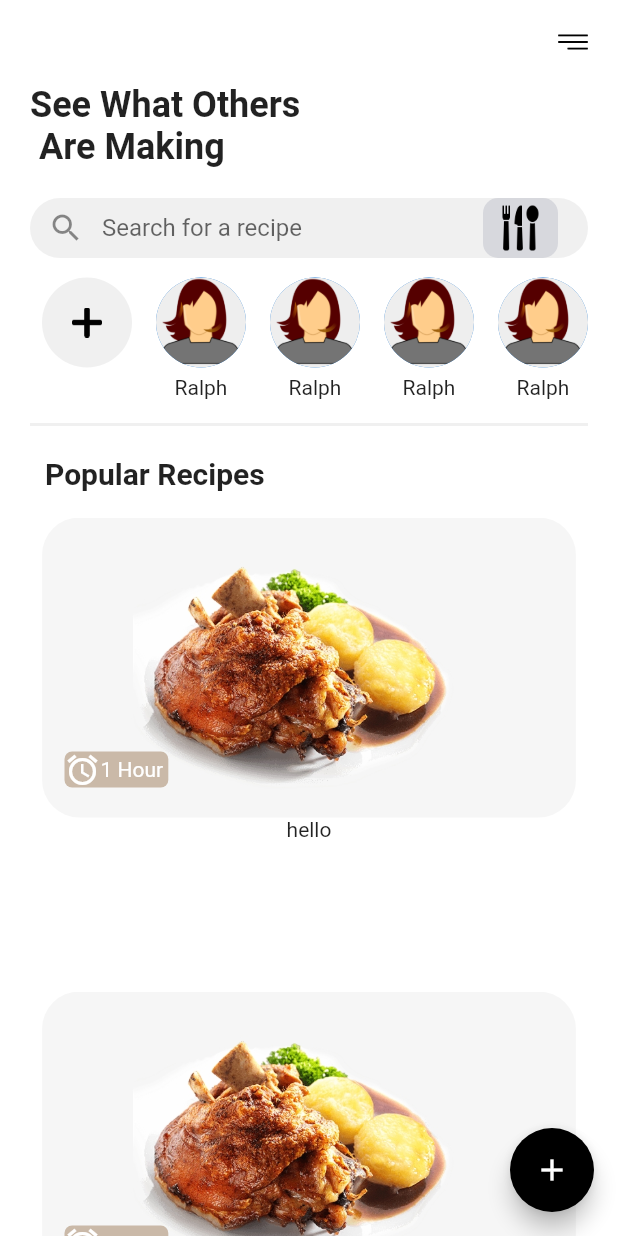
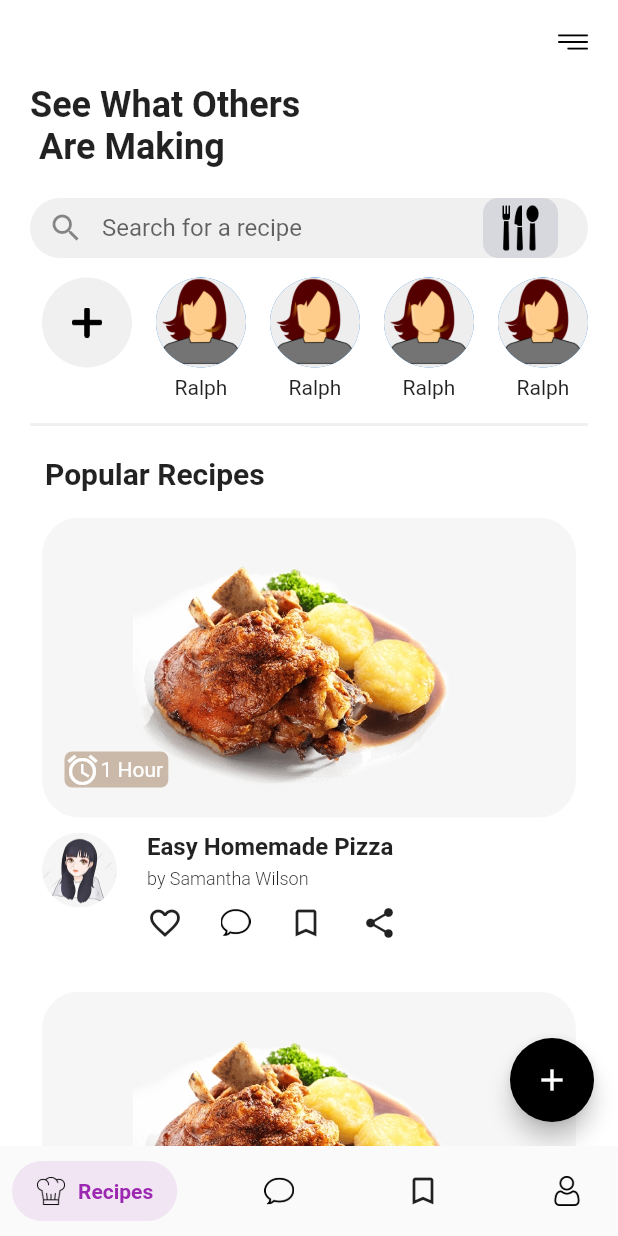
Before and after one commit to lelinmahmud/flutter_food_app, a Flutter app: the screen it shows after launch, on a phone screen of 412 x 824 dp. Run offline on Flutter 3.47's test engine with Material 2 defaults, Android fonts, the phone set to English and light mode, and no system bars; drawn by our look-alikes of salomon_bottom_bar.

Commit message:
first page ui done with bottom nav

```diff
--- a/lib/main.dart
+++ b/lib/main.dart
@@ -5,224 +5,80 @@ import 'package:flutter/material.dart';
 import 'package:flutter/painting.dart';
 import 'package:flutter/widgets.dart';
 import 'package:random_app/constants/constants.dart';
+import 'package:random_app/pages/first_page.dart';
+import 'package:salomon_bottom_bar/salomon_bottom_bar.dart';
 
 void main() {
   runApp(MaterialApp(
     title: "Random app",
-    home: FirstPage(),
+    home: MainPage(),
     debugShowCheckedModeBanner: false,
   ));
+
 }
 
-class FirstPage extends StatefulWidget {
+class MainPage extends StatefulWidget {
+
   @override
-  _FirstPageState createState() => _FirstPageState();
+  _MainPageState createState() => _MainPageState();
 }
 
-class _FirstPageState extends State<FirstPage> {
+class _MainPageState extends State<MainPage> {
+
+  var _selectedTab = _SelectedTab.home;
+  final PageController _pageController=PageController();
+  void _handleIndexChanged(int i) {
+    setState(() {
+      _selectedTab = _SelectedTab.values[i];
+    });
+    _pageController.jumpToPage(i);
+  }
+
   @override
   Widget build(BuildContext context) {
     return Scaffold(
-      floatingActionButton: FloatingActionButton(
-        backgroundColor: Colors.black,
-        child: Icon(Icons.add,color: Colors.white,),
+      bottomNavigationBar: SalomonBottomBar(
+        currentIndex: _SelectedTab.values.indexOf(_selectedTab),
+        onTap: _handleIndexChanged,
+        items: [
+          /// Home
+          SalomonBottomBarItem(
+            icon: Image.asset(Constants.AsetsImage+"chef.png",height: 20,width: 20,),
+            title: Text("Recipes"),
+            selectedColor: Colors.purple,
+          ),
+
+          /// Likes
+          SalomonBottomBarItem(
+            icon: Image.asset(Constants.AsetsImage+"speech.png",height: 20,width: 20,),
+            title: Text("Likes"),
+            selectedColor: Colors.pink,
+          ),
+
+          /// Search
+          SalomonBottomBarItem(
+            icon: Icon(Icons.bookmark_border),
+            title: Text("Search"),
+            selectedColor: Colors.orange,
+          ),
+
+          /// Profile
+          SalomonBottomBarItem(
+            icon: Image.asset(Constants.AsetsImage+"user.png",height: 20,width: 20,),
+            title: Text("Profile"),
+            selectedColor: Colors.teal,
+          ),
+        ],
       ),
-        backgroundColor: Colors.white,
-        appBar: AppBar(
-          actions: [
-            Padding(
-              padding: const EdgeInsets.only(right: 20),
-              child: Image.asset(
-                "assets/menu.png",
-                height: 30,
-                width: 20,
-              ),
-            )
-          ],
-          elevation: 0,
-          backgroundColor: Colors.white,
-        ),
-        body: Padding(
-          padding: const EdgeInsets.only(left: 20, right: 20),
-          child: Column(
-            mainAxisAlignment: MainAxisAlignment.start,
-            crossAxisAlignment: CrossAxisAlignment.start,
-            children: [
-              Text(
-                "See What Others\n Are Making",
-                style:
-                    TextStyle(fontSize: 24, fontFamily: Constants.FontSemiBolo),
-              ),
-              _getSizeBox(20, 0),
-              Container(
-                height: 40,
-                width: double.infinity,
-                decoration: BoxDecoration(
-                    color: Color(0xfff0f0f0),
-                    borderRadius: BorderRadius.circular(50)),
-                child: TextFormField(
-                  cursorColor: Colors.black,
-                  keyboardType: TextInputType.text,
-                  decoration: InputDecoration(
-                    suffixIcon: Padding(
-                      padding: const EdgeInsets.only(right: 20),
-                      child: Container(
-                          height: 25,
-                          width: 50,
-                          decoration: BoxDecoration(
-                            color: Color(0xffd7d8dd),
-                            borderRadius: BorderRadius.circular(10),
-
-                          ),
-                        child: Padding(
-                          padding: const EdgeInsets.all(4),
-                          child: Image.asset(Constants.AsetsImage+"eating.png"),
-                        ),
-                      ),
-                    ),
-                    prefixIcon: Padding(
-                      padding: const EdgeInsets.only(top: 0),
-                      child: Icon(Icons.search),
-                    ),
-                    border: InputBorder.none,
-                    focusedBorder: InputBorder.none,
-                    enabledBorder: InputBorder.none,
-                    errorBorder: InputBorder.none,
-                    disabledBorder: InputBorder.none,
-                    contentPadding: EdgeInsets.all(6),
-                    hintText: "Search for a recipe",
-                  ),
-                  onFieldSubmitted: (value) {
-                    print(value);
-                  },
-                ),
-              ),
-              Container(
-                height: 100,
-                margin: EdgeInsets.symmetric(vertical: 5),
-                child: ListView.builder(
-                  scrollDirection: Axis.horizontal,
-                  itemCount: 10,
-                  itemBuilder: (context, index) {
-                    if(index==0){
-                      return _getChatListAdd();
-                    }
-                    else{
-                      return _getChatList();
-                    }
-                  },
-                ),
-              ),
-              Container(
-                height: 2,
-                width: double.infinity,
-                decoration: BoxDecoration(
-                  color: Color(0xfff0f0f0)
-                ),
-              ),
-              _getSizeBox(20, 0),
-              Padding(
-                padding: const EdgeInsets.only(left: 10),
-                child: Text("Popular Recipes",style: TextStyle(fontFamily: Constants.FontSemiBolo,fontSize: 20),),
-              ),
-              _getSizeBox(10, 0),
-              Container(
-                child: Expanded(
-                  child: ListView.builder(
-                    scrollDirection: Axis.vertical,
-                    itemCount: 3,
-                    itemBuilder: (context, index) {
-                      return _getItem();
-                    },
-                  ),
-                ),
-              )            ],
-          ),
-        ));
-  }
-
-  Widget _getSizeBox(double h, double w) {
-    return SizedBox(height: h, width: w);
-  }
-
-  Widget _getChatList(){
-    return Padding(
-      padding: const EdgeInsets.all(8.0),
-      child: Column(
+      body: PageView(
+        controller: _pageController,
+        physics: NeverScrollableScrollPhysics(),
         children: [
-          CircleAvatar(
-            radius: 30,
-            backgroundImage: AssetImage(Constants.AsetsImage+"profile.png",),
-
-          ),
-          _getSizeBox(5, 0),
-          Text("Ralph")
+          FirstPage()
         ],
       ),
     );
   }
+}
 
-  Widget _getChatListAdd(){
-    return Padding(
-      padding: const EdgeInsets.all(8.0),
-      child: Column(
-        children: [
-          CircleAvatar(
-            radius: 30,
-            backgroundColor: Color(0xfff0f0f0),
-            child: Image.asset(Constants.AsetsImage+"plus.png",height: 20,width: 20,),
-          ),
-        ],
-      ),
-    );
-  }
-
-  Widget _getItem(){
-    return Padding(
-      padding: const EdgeInsets.all(8.0),
-      child: Column(
-        children: [
-          Container(
-            height: 200,
-            width: double.infinity,
-            decoration: BoxDecoration(
-                borderRadius: BorderRadius.circular(25),
-                image: DecorationImage(
-                    image: AssetImage(Constants.AsetsImage+"food.png",),
-                  fit: BoxFit.cover
-                )
-
-            ),
-            child: Stack(
-              children: [
-                Positioned(
-                  left: 15,
-                  bottom: 20,
-                  child: Container(
-                    decoration: BoxDecoration(
-                      color: Color(0xffcab9a8),
-                      borderRadius: BorderRadius.circular(5)
-                    ),
-                    child: Row(
-                      mainAxisAlignment: MainAxisAlignment.start,
-                      children: [
-                        Icon(Icons.alarm,color: Colors.white,),
-                        Text("1 Hour ",style: TextStyle(color: Colors.white,fontFamily: Constants.FontRegular),)
-                      ],
-                    ),
-                  ),
-                )
-              ],
-            ),
-
-          ),
-          Container(
-            height: 100,
-            child: Text("hello"),
-          )
-        ],
-      ),
-    );
-  }
-
-}
+enum _SelectedTab { home, likes, search, profile }
--- /dev/null
+++ b/lib/pages/first_page.dart
@@ -0,0 +1,292 @@
+import 'dart:ui';
+import 'package:flutter/cupertino.dart';
+import 'package:flutter/material.dart';
+import 'package:flutter/painting.dart';
+import 'package:flutter/widgets.dart';
+import 'package:random_app/constants/constants.dart';
+class FirstPage extends StatefulWidget {
+  @override
+  _FirstPageState createState() => _FirstPageState();
+}
+
+class _FirstPageState extends State<FirstPage> {
+  @override
+  Widget build(BuildContext context) {
+    return Scaffold(
+        floatingActionButton: FloatingActionButton(
+          backgroundColor: Colors.black,
+          child: Icon(Icons.add,color: Colors.white,),
+        ),
+        backgroundColor: Colors.white,
+        appBar: AppBar(
+          actions: [
+            Padding(
+              padding: const EdgeInsets.only(right: 20),
+              child: Image.asset(
+                "assets/menu.png",
+                height: 30,
+                width: 20,
+              ),
+            )
+          ],
+          elevation: 0,
+          backgroundColor: Colors.white,
+        ),
+        body: Padding(
+          padding: const EdgeInsets.only(left: 20, right: 20),
+          child: Column(
+            mainAxisAlignment: MainAxisAlignment.start,
+            crossAxisAlignment: CrossAxisAlignment.start,
+            children: [
+              Text(
+                "See What Others\n Are Making",
+                style:
+                TextStyle(fontSize: 24, fontFamily: Constants.FontSemiBolo),
+              ),
+              _getSizeBox(20, 0),
+              Container(
+                height: 40,
+                width: double.infinity,
+                decoration: BoxDecoration(
+                    color: Color(0xfff0f0f0),
+                    borderRadius: BorderRadius.circular(50)),
+                child: TextFormField(
+                  cursorColor: Colors.black,
+                  keyboardType: TextInputType.text,
+                  decoration: InputDecoration(
+                    suffixIcon: Padding(
+                      padding: const EdgeInsets.only(right: 20),
+                      child: Container(
+                        height: 25,
+                        width: 50,
+                        decoration: BoxDecoration(
+                          color: Color(0xffd7d8dd),
+                          borderRadius: BorderRadius.circular(10),
+
+                        ),
+                        child: Padding(
+                          padding: const EdgeInsets.all(4),
+                          child: Image.asset(Constants.AsetsImage+"eating.png"),
+                        ),
+                      ),
+                    ),
+                    prefixIcon: Padding(
+                      padding: const EdgeInsets.only(top: 0),
+                      child: Icon(Icons.search),
+                    ),
+                    border: InputBorder.none,
+                    focusedBorder: InputBorder.none,
+                    enabledBorder: InputBorder.none,
+                    errorBorder: InputBorder.none,
+                    disabledBorder: InputBorder.none,
+                    contentPadding: EdgeInsets.all(6),
+                    hintText: "Search for a recipe",
+                  ),
+                  onFieldSubmitted: (value) {
+                    print(value);
+                  },
+                ),
+              ),
+              Container(
+                child: Expanded(
+                  child: ListView(
+                    scrollDirection: Axis.vertical,
+                    primary: true,
+                    children: [
+                      Container(
+                        height: 100,
+                        margin: EdgeInsets.symmetric(vertical: 5),
+                        child: ListView.builder(
+                          scrollDirection: Axis.horizontal,
+                          itemCount: 10,
+                          itemBuilder: (context, index) {
+                            if(index==0){
+                              return _getChatListAdd();
+                            }
+                            else{
+                              return _getChatList();
+                            }
+                          },
+                        ),
+                      ),
+                      Container(
+                        height: 2,
+                        width: double.infinity,
+                        decoration: BoxDecoration(
+                            color: Color(0xfff0f0f0)
+                        ),
+                      ),
+                      _getSizeBox(20, 0),
+                      Padding(
+                        padding: const EdgeInsets.only(left: 10),
+                        child: Text("Popular Recipes",style: TextStyle(fontFamily: Constants.FontSemiBolo,fontSize: 20),),
+                      ),
+                      _getSizeBox(10, 0),
+                      _getItem(),
+                      _getItem(),
+                      _getItem(),
+                      _getItem(),
+                      _getItem(),
+                      _getItem(),
+
+                    ],
+                  ),
+                ),
+              )
+
+            ],
+          ),
+        ));
+  }
+
+  Widget _getSizeBox(double h, double w) {
+    return SizedBox(height: h, width: w);
+  }
+
+  Widget _getChatList(){
+    return Padding(
+      padding: const EdgeInsets.all(8.0),
+      child: Column(
+        children: [
+          CircleAvatar(
+            radius: 30,
+            backgroundImage: AssetImage(Constants.AsetsImage+"profile.png",),
+
+          ),
+          _getSizeBox(5, 0),
+          Text("Ralph")
+        ],
+      ),
+    );
+  }
+
+  Widget _getChatListAdd(){
+    return Padding(
+      padding: const EdgeInsets.all(8.0),
+      child: Column(
+        children: [
+          CircleAvatar(
+            radius: 30,
+            backgroundColor: Color(0xfff0f0f0),
+            child: Image.asset(Constants.AsetsImage+"plus.png",height: 20,width: 20,),
+          ),
+        ],
+      ),
+    );
+  }
+
+  Widget _getItem(){
+    return Padding(
+      padding: const EdgeInsets.all(8.0),
+      child: Column(
+        children: [
+          Container(
+            height: 200,
+            width: double.infinity,
+            decoration: BoxDecoration(
+                borderRadius: BorderRadius.circular(25),
+                image: DecorationImage(
+                    image: AssetImage(Constants.AsetsImage+"food.png",),
+                    fit: BoxFit.cover
+                )
+
+            ),
+            child: Stack(
+              children: [
+                Positioned(
+                  left: 15,
+                  bottom: 20,
+                  child: Container(
+                    decoration: BoxDecoration(
+                        color: Color(0xffcab9a8),
+                        borderRadius: BorderRadius.circular(5)
+                    ),
+                    child: Row(
+                      mainAxisAlignment: MainAxisAlignment.start,
+                      children: [
+                        Icon(Icons.alarm,color: Colors.white,),
+                        Text("1 Hour ",style: TextStyle(color: Colors.white,fontFamily: Constants.FontRegular),)
+                      ],
+                    ),
+                  ),
+                )
+              ],
+            ),
+
+          ),
+          Container(
+            height: 100,
+            child: Row(
+              mainAxisAlignment: MainAxisAlignment.start,
+              crossAxisAlignment: CrossAxisAlignment.start,
+              children: [
+                Padding(
+                  padding: const EdgeInsets.only(top: 10),
+                  child: _getCircleImage(),
+                ),
+                _getSizeBox(0, 20),
+                Padding(
+                  padding: const EdgeInsets.only(top: 10),
+                  child: _getItemDetails(),
+                )
+              ],
+            )
+          )
+        ],
+      ),
+    );
+  }
+
+
+
+  Widget _getCircleImage(){
+    return Container(
+      height: 50,
+      width: 50,
+      decoration: BoxDecoration(
+        image: DecorationImage(
+          image: AssetImage(Constants.AsetsImage+"place_holder.jpg",),
+        ),
+        borderRadius: BorderRadius.circular(50)
+      ),
+    );
+  }
+
+
+  Widget _getItemDetails(){
+    return Container(
+      child: Column(
+        crossAxisAlignment: CrossAxisAlignment.start,
+        children: [
+          Text("Easy Homemade Pizza",style: TextStyle(fontFamily: Constants.FontSemiBolo,fontSize: 16),),
+          Padding(
+            padding: const EdgeInsets.only(top: 5),
+            child: Text("by Samantha Wilson",style: TextStyle(fontSize: 12,fontFamily: Constants.FontLight,),),
+          ),
+          Padding(
+            padding: const EdgeInsets.only(top: 10),
+            child: _getItemActions(),
+          )
+        ],
+      ),
+    );
+  }
+
+
+  Widget _getItemActions(){
+    return Row(
+      children: [
+        Icon(Icons.favorite_border),
+        _getSizeBox(0, 25),
+        Image.asset(Constants.AsetsImage+"speech.png",height: 20,width: 20,),
+        _getSizeBox(0, 25),
+        Icon(Icons.bookmark_border),
+        _getSizeBox(0, 25),
+        Icon(Icons.share),
+        _getSizeBox(0, 25),
+
+      ],
+    );
+  }
+
+}
--- a/pubspec.yaml
+++ b/pubspec.yaml
@@ -57,6 +57,10 @@ flutter:
      - assets/bi.jpg
      - assets/pizza.png
      - assets/food.png
+     - assets/chef.png
+     - assets/speech.png
+     - assets/user.png
+     - assets/place_holder.jpg
 
   # An image asset can refer to one or more resolution-specific "variants", see
   # https://flutter.dev/assets-and-images/#resolution-aware.
```
Also changed, not shown: assets/chef.png (added), assets/place_holder.jpg (added), assets/speech.png (added), assets/user.png (added).
